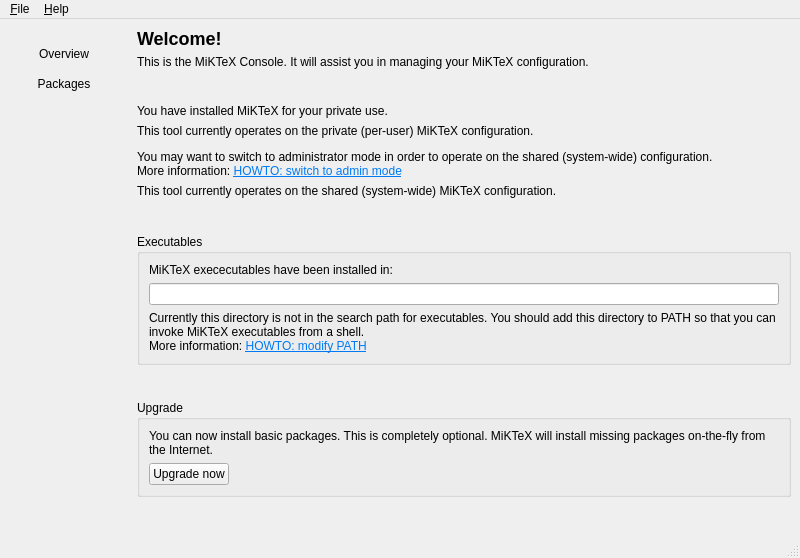
Qt form Programs/MiKTeX/Console/Qt/mainwindow.ui (MiKTeX/miktex) before a commit.
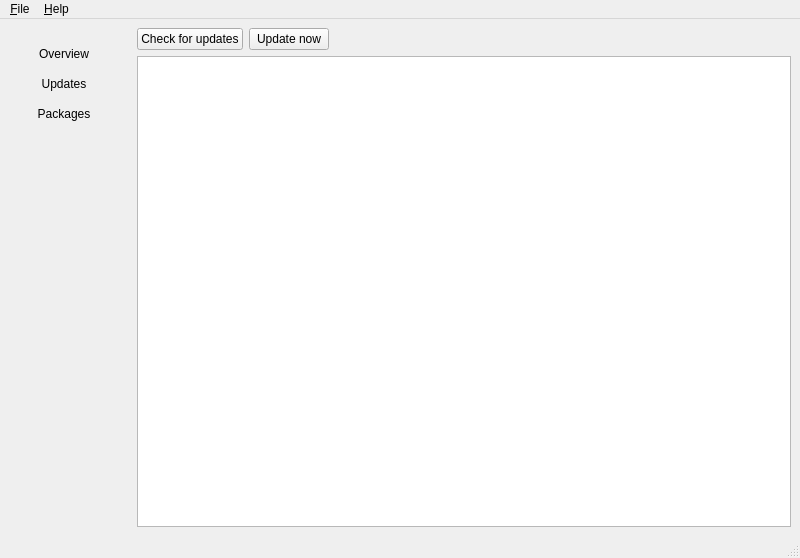
The same form after that commit. Icons and pictures are not drawn.

Commit message: MiKTeX Console

```diff
--- a/Programs/MiKTeX/Console/Qt/mainwindow.ui
+++ b/Programs/MiKTeX/Console/Qt/mainwindow.ui
@@ -95,6 +95,34 @@
          </property>
         </widget>
        </item>
+       <item>
+        <widget class="QPushButton" name="buttonUpdates">
+         <property name="minimumSize">
+          <size>
+           <width>0</width>
+           <height>30</height>
+          </size>
+         </property>
+         <property name="focusPolicy">
+          <enum>Qt::NoFocus</enum>
+         </property>
+         <property name="statusTip">
+          <string>Check for MiKTeX updates</string>
+         </property>
+         <property name="text">
+          <string>Updates</string>
+         </property>
+         <property name="checkable">
+          <bool>true</bool>
+         </property>
+         <property name="autoExclusive">
+          <bool>true</bool>
+         </property>
+         <property name="flat">
+          <bool>true</bool>
+         </property>
+        </widget>
+       </item>
        <item>
         <widget class="QPushButton" name="buttonPackages">
          <property name="minimumSize">
@@ -145,7 +173,7 @@
        <bool>true</bool>
       </property>
       <property name="currentIndex">
-       <number>1</number>
+       <number>2</number>
       </property>
       <widget class="QWidget" name="setup">
        <layout class="QVBoxLayout" name="verticalLayout_6">
@@ -473,6 +501,44 @@
         </item>
        </layout>
       </widget>
+      <widget class="QWidget" name="updates">
+       <layout class="QVBoxLayout" name="_22">
+        <item>
+         <layout class="QHBoxLayout" name="horizontalLayout_3">
+          <item>
+           <widget class="QPushButton" name="Check">
+            <property name="text">
+             <string>Check for updates</string>
+            </property>
+           </widget>
+          </item>
+          <item>
+           <widget class="QPushButton" name="Check_2">
+            <property name="text">
+             <string>Update now</string>
+            </property>
+           </widget>
+          </item>
+          <item>
+           <spacer name="horizontalSpacer_2">
+            <property name="orientation">
+             <enum>Qt::Horizontal</enum>
+            </property>
+            <property name="sizeHint" stdset="0">
+             <size>
+              <width>40</width>
+              <height>20</height>
+             </size>
+            </property>
+           </spacer>
+          </item>
+         </layout>
+        </item>
+        <item>
+         <widget class="QTreeView" name="tvUpdates"/>
+        </item>
+       </layout>
+      </widget>
       <widget class="QWidget" name="packages">
        <layout class="QVBoxLayout" name="_2">
         <item>
```
Left out of the diff: 2 changed lines with no effect on the pictures. The commit also changes 2 other files.
